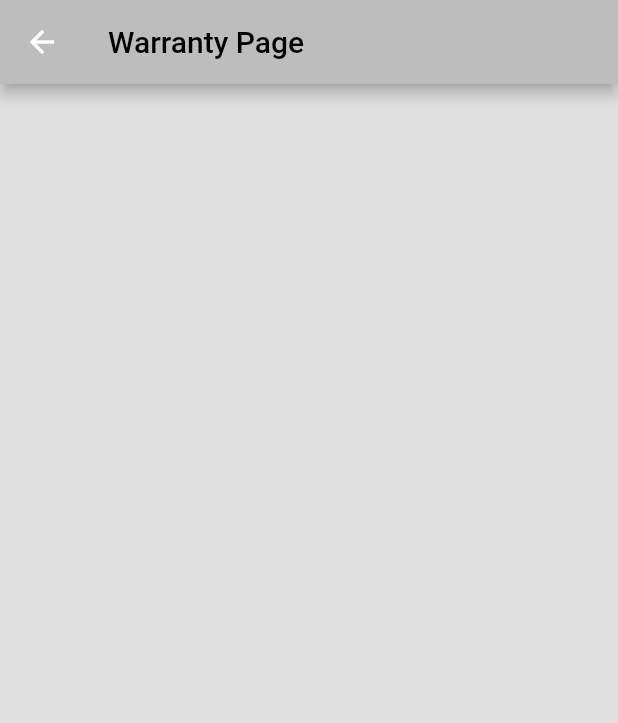
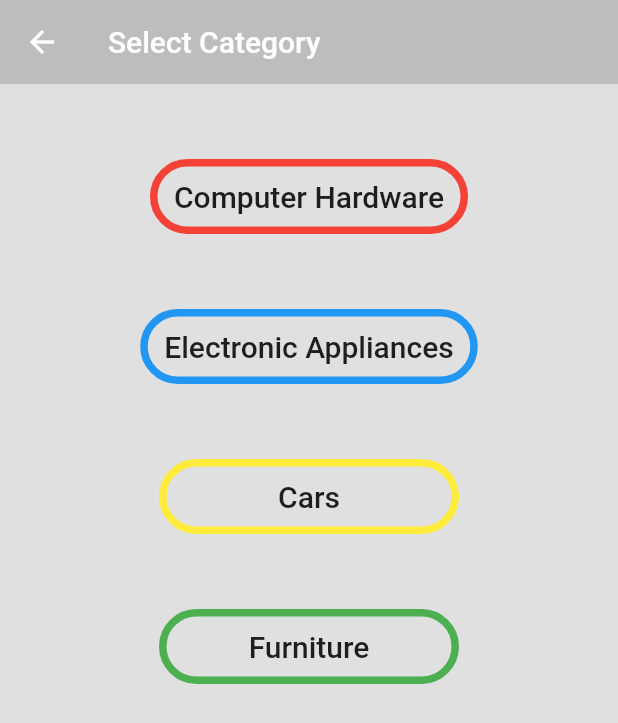
Before and after one commit to AkmalMomo/Warranty_tracker, a Flutter app: the screen it shows once a user with an empty profile is signed in, after a tap on "Category Page", on a phone screen of 412 x 824 dp. Shown: the top 723 px of the screen. Run offline on Flutter 3.47's test engine with Material 2 defaults, Android fonts, the phone set to English and light mode, and no system bars; our stand-ins replace cloud_firestore, firebase_auth, firebase_storage, flutter_spinkit, image_picker; accounts and stored records are empty.

Commit message:
Created UI for category

```diff
--- /dev/null
+++ b/warranty_tracker/lib/uipage/categorypage/categorypage.dart
@@ -0,0 +1,118 @@
+import 'package:flutter/material.dart';
+import 'package:warranty_tracker/model/picture.dart';
+
+class CategoryPage extends StatelessWidget {
+  @override
+  Widget build(BuildContext context) {
+    return Scaffold(
+      backgroundColor: Colors.grey[300],
+      appBar: AppBar(
+        title: Text('Select Category'),
+        elevation: 0.0,
+        backgroundColor: Colors.grey[400],
+      ),
+      body: ListView(
+        padding: EdgeInsets.fromLTRB(50, 50, 50, 50),
+        children: <Widget>[
+          Column(
+            children: <Widget>[
+              ButtonTheme(
+                height: 50,
+                minWidth: 200,
+                child: OutlineButton(
+                  child: Text(
+                    'Computer Hardware',
+                    style: TextStyle(fontSize: 20),
+                  ),
+                  shape: RoundedRectangleBorder(
+                    borderRadius: BorderRadius.circular(50),
+                  ),
+                  borderSide: BorderSide(
+                    color: Colors.red[500],
+                    width: 5,
+                    style: BorderStyle.solid,
+                  ),
+                  onPressed: () {
+                    //call the category.
+                  },
+                ),
+              ),
+              SizedBox(
+                height: 50,
+              ),
+              ButtonTheme(
+                height: 50,
+                minWidth: 200,
+                child: OutlineButton(
+                  child: Text(
+                    'Electronic Appliances',
+                    style: TextStyle(fontSize: 20),
+                  ),
+                  shape: RoundedRectangleBorder(
+                    borderRadius: BorderRadius.circular(50),
+                  ),
+                  borderSide: BorderSide(
+                    color: Colors.blue[500],
+                    width: 5,
+                    style: BorderStyle.solid,
+                  ),
+                  onPressed: () {
+                    //call the category.
+                  },
+                ),
+              ),
+              SizedBox(
+                height: 50,
+              ),
+              ButtonTheme(
+                height: 50,
+                minWidth: 200,
+                child: OutlineButton(
+                  child: Text(
+                    'Cars',
+                    style: TextStyle(fontSize: 20),
+                  ),
+                  shape: RoundedRectangleBorder(
+                    borderRadius: BorderRadius.circular(50),
+                  ),
+                  borderSide: BorderSide(
+                    color: Colors.yellow[500],
+                    width: 5,
+                    style: BorderStyle.solid,
+                  ),
+                  onPressed: () {
+                    //call the category.
+                  },
+                ),
+              ),
+              SizedBox(
+                height: 50,
+              ),
+              ButtonTheme(
+                height: 50,
+                minWidth: 200,
+                child: OutlineButton(
+                  child: Text(
+                    'Furniture',
+                    style: TextStyle(fontSize: 20),
+                  ),
+                  shape: RoundedRectangleBorder(
+                    borderRadius: BorderRadius.circular(50),
+                  ),
+                  borderSide: BorderSide(
+                    color: Colors.green[500],
+                    width: 5,
+                    style: BorderStyle.solid,
+                  ),
+                  onPressed: () {
+                    //call the category.
+                  },
+                ),
+              ),
+            ],
+          )
+        ],
+      ),
+    );
+  }
+}
--- a/warranty_tracker/lib/uipage/home.dart
+++ b/warranty_tracker/lib/uipage/home.dart
@@ -1,6 +1,7 @@
 import 'package:firebase_auth/firebase_auth.dart';
 import 'package:flutter/material.dart';
 import 'package:warranty_tracker/services/auth.dart';
+import 'package:warranty_tracker/uipage/categorypage/categorypage.dart';
 import 'package:warranty_tracker/uipage/warrantypage.dart';
 import 'package:warranty_tracker/uipage/warrantypick.dart';
 
@@ -96,9 +97,7 @@ class _HomepageState extends State<Homepage> {
                     Navigator.push(
                         context,
                         MaterialPageRoute(
-                            builder: (context) => WarrantyPage(
-                                  uid: passUid,
-                                )));
+                            builder: (context) => CategoryPage()));
                   },
                 ),
               ),
```
